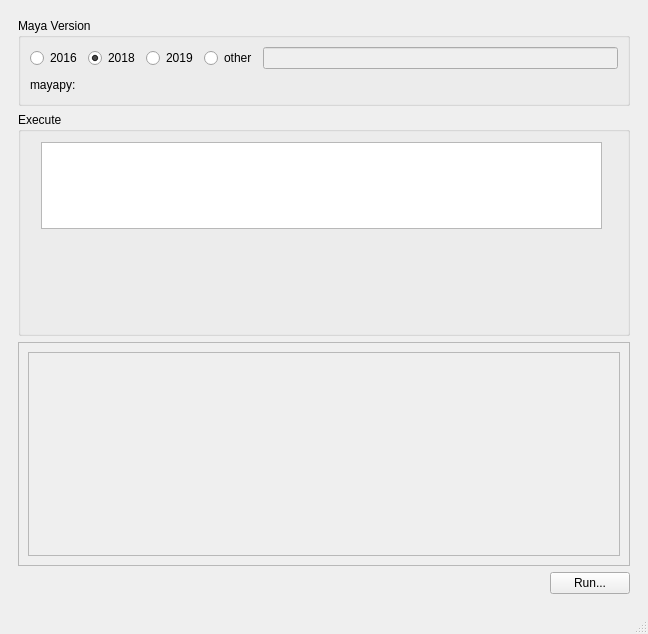
Qt form scripts/MayaStandaloneTools/uis/BnStandaloneTools.ui (Bn-com/development_blueWhalle) before a commit.
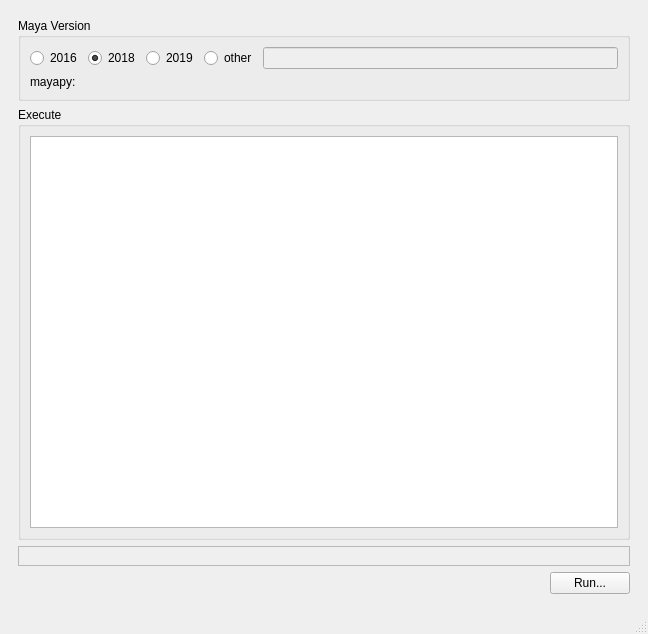
The same form after that commit.

```diff
--- a/scripts/MayaStandaloneTools/uis/BnStandaloneTools.ui
+++ b/scripts/MayaStandaloneTools/uis/BnStandaloneTools.ui
@@ -125,16 +125,11 @@
          <property name="title">
           <string>Execute</string>
          </property>
-         <widget class="QTextEdit" name="txt_cmd">
-          <property name="geometry">
-           <rect>
-            <x>23</x>
-            <y>30</y>
-            <width>561</width>
-            <height>87</height>
-           </rect>
-          </property>
-         </widget>
+         <layout class="QGridLayout" name="gridLayout_4">
+          <item row="0" column="0">
+           <widget class="QTextEdit" name="txt_cmd"/>
+          </item>
+         </layout>
         </widget>
        </item>
       </layout>
```
Left out of the diff: 2 changed lines with no effect on the pictures.
